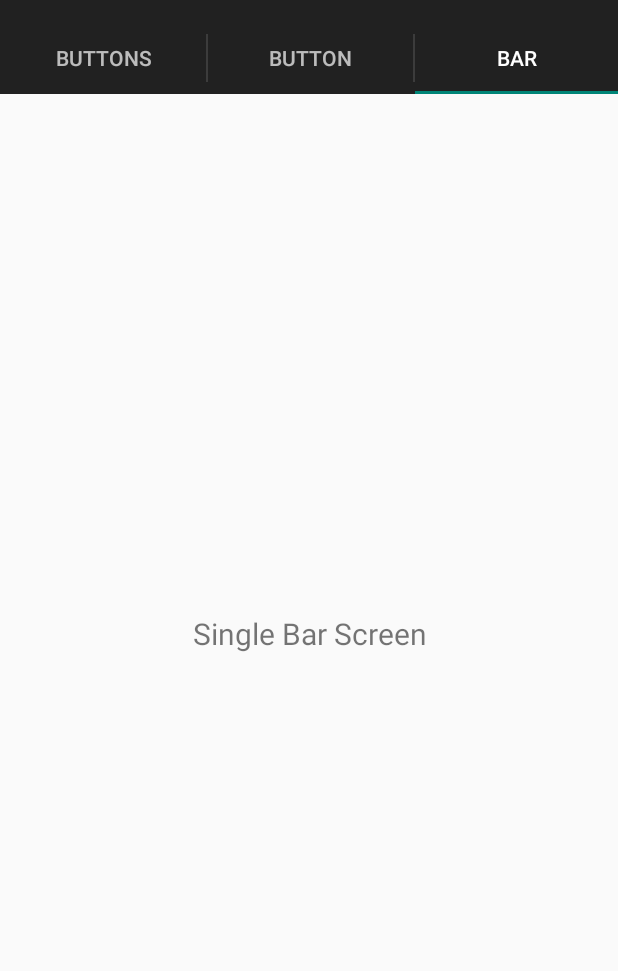
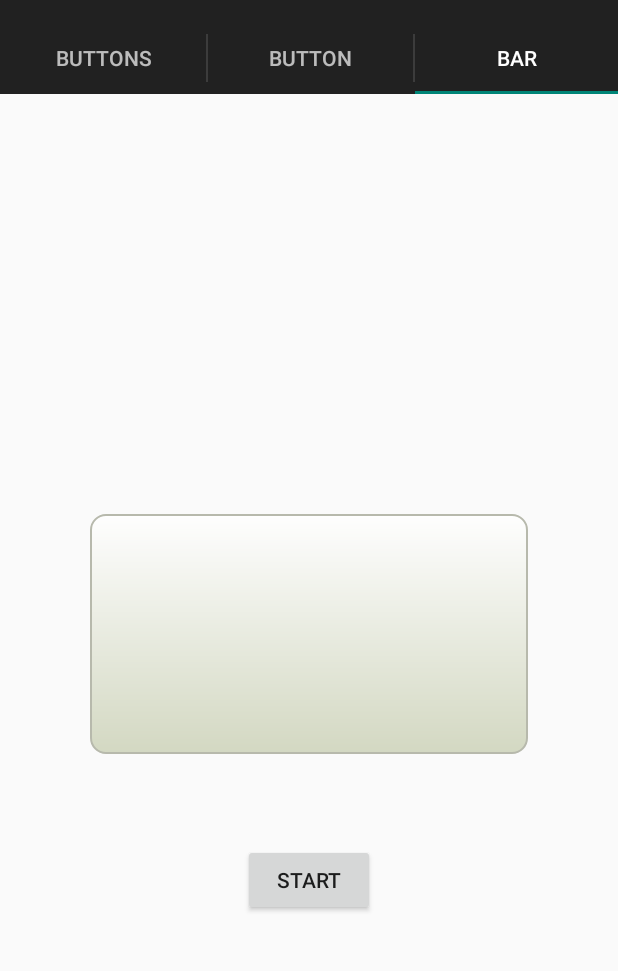
Before and after one commit to cdelorey/speech-therapy, an Android app: the screen it shows after launch (MainActivity), tab 3 chosen, on a phone screen of 412 x 824 dp, the part 62-1033 px from its top. Run offline under Robolectric (Android 15) with nearby library versions, the phone set to English and light mode, and no system bars.

Commit message:
Make singleBar layout

```diff
--- a/app/src/main/res/layout/fragment_single_bar.xml
+++ b/app/src/main/res/layout/fragment_single_bar.xml
@@ -4,12 +4,23 @@
     android:layout_height="match_parent"
     android:orientation="vertical" >
 
-    <TextView android:layout_width="fill_parent"
+    <cdelorey.speechtherapy.app.TimerButton
+        android:id="@+id/single_button"
+        android:layout_width="fill_parent"
+        android:layout_height="160dp"
+        android:paddingLeft="60dp"
+        android:paddingRight="60dp"
+        android:layout_centerHorizontal="true"
+        android:layout_centerInParent="true"
+        style="@style/TimerButton"/>
+
+    <Button
+        android:layout_width="wrap_content"
         android:layout_height="wrap_content"
-        android:gravity="center"
-        android:text="Single Bar Screen"
-        android:textSize="20dp"
-        android:layout_centerInParent="true"/>
-
+        android:text="Start"
+        android:id="@+id/button"
+        android:layout_below="@+id/single_button"
+        android:layout_centerHorizontal="true"
+        android:layout_marginTop="60dp" />
 
 </RelativeLayout>
```
Also changed, not shown: 1 other file.
